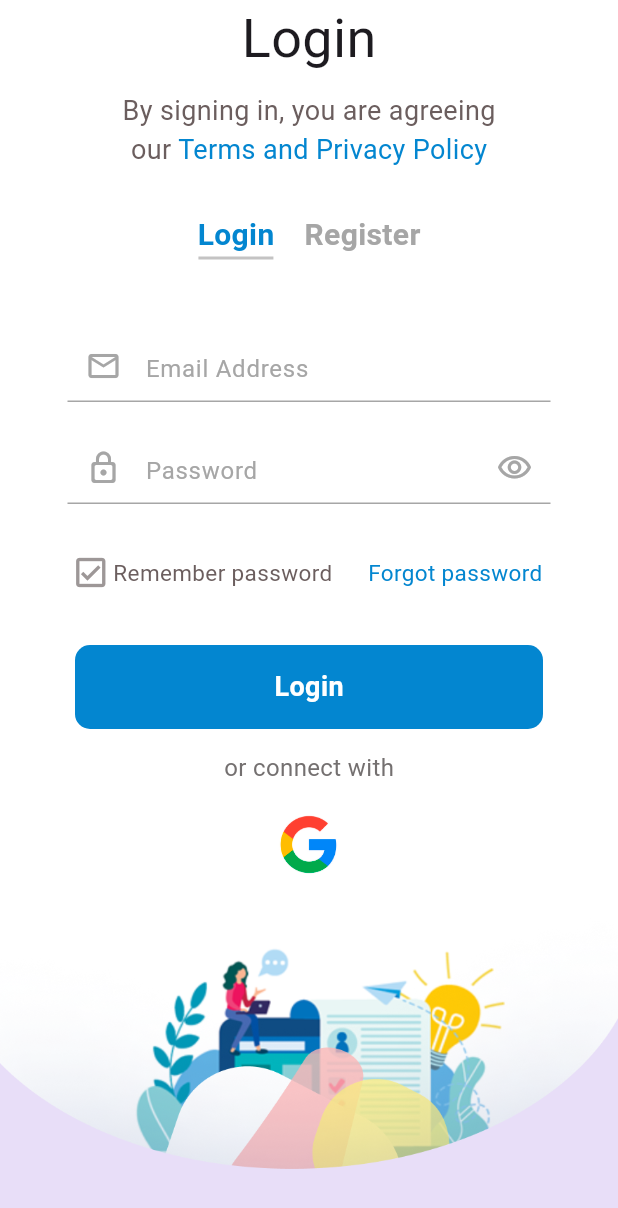
After one commit to LasenSanvidu/bizmart, a Flutter app: the Login screen opened directly, on a phone screen of 412 x 824 dp. The commit adds this screen. Shown: the top 1208 px of the screen. Run offline on Flutter 3.47's test engine with Material 3 defaults, Android fonts, the phone set to English and light mode, and no system bars; our stand-ins replace device_preview, google_fonts; Roboto replaces fonts that are missing (Abel).

Commit message:
login, and welcomesecond page added (nisindu)
Added login(), welcomesecond(),
Create a component file to store components,
Added needed images to "assets" folder,
Add device preview,
on JAN 07

```diff
--- /dev/null
+++ b/lib/component/square_tile.dart
@@ -0,0 +1,27 @@
+import 'package:flutter/material.dart';
+import 'package:myapp/login.dart';
+
+class SquareTile extends StatelessWidget {
+  final String imagePath;
+  const SquareTile({
+    super.key,
+    required this.imagePath,
+  });
+
+  @override
+  Widget build(BuildContext context) {
+    return GestureDetector(
+      onTap: () {
+        Navigator.push(
+          context,
+          MaterialPageRoute(builder: (context) => Login())
+        );
+      },
+      child: Image.asset(
+        imagePath,
+        width: 60,
+        height: 60
+      ),
+    );
+  }
+}
--- /dev/null
+++ b/lib/login.dart
@@ -0,0 +1,304 @@
+import 'package:flutter/material.dart';
+import 'package:myapp/component/square_tile.dart';
+import 'package:google_fonts/google_fonts.dart';
+
+class Login extends StatefulWidget {
+  const Login({Key? key}) : super(key: key);
+
+  @override
+  State<Login> createState() => _LoginState();
+}
+
+class _LoginState extends State<Login> {
+  bool _obscured = true;
+  bool _rememberPassword = true;
+  bool _isLoginSelected = true;
+
+  void _togglePasswordVisibility() {
+    setState(() {
+      _obscured = !_obscured;
+    });
+  }
+
+  void _toggleRememberPassword() {
+    setState(() {
+      _rememberPassword = !_rememberPassword;
+    });
+  }
+
+  @override
+  Widget build(BuildContext context) {
+    return Scaffold(
+      backgroundColor: Colors.white,
+      body: SafeArea(
+        child: Center(
+          child: Column(
+            children: [
+              //SizedBox(height: 9),
+
+              // G R E E T I N G S
+              Text(
+                "Login",
+                style: GoogleFonts.abel(
+                  fontSize: 36,
+                ),
+              ),
+              SizedBox(height: 10),
+              Text(
+                "By signing in, you are agreeing",
+                style: GoogleFonts.abel(
+                  fontSize: 18,
+                  color: Color(0xFF6B5E5E)
+                )
+              ),
+              Row(
+                mainAxisAlignment: MainAxisAlignment.center,
+                children: [
+                  Text(
+                    "our",
+                    style: GoogleFonts.abel(
+                      fontSize: 18,
+                      color: Color(0xFF6B5E5E)
+                    )
+                  ),
+                  Text(
+                    " Terms and Privacy Policy",
+                    style: GoogleFonts.abel(
+                      fontSize: 18,
+                      color: Color(0xFF0386D0)
+                    )
+                  ),
+                ],
+              ),
+              SizedBox(height: 29),
+
+              Row(
+                mainAxisAlignment: MainAxisAlignment.center,
+                children: [
+                  GestureDetector(
+                    onTap: () {
+                      setState(() {
+                        _isLoginSelected = true;
+                      });
+                    },
+                    child: Column(
+                      children: [
+                        Text(
+                          "Login",
+                          style: GoogleFonts.abel(
+                            fontSize: 20,
+                            fontWeight: FontWeight.bold,
+                            color: _isLoginSelected ? Color(0xFF0386D0) : Color(0xFFA6A6A6),
+                          )
+                        ),
+                        SizedBox(height: 0),
+                        Container(
+                          height: 2,
+                          width: 50,
+                          color: _isLoginSelected ? Color.fromARGB(255, 196, 195, 195) : Colors.transparent,
+                        ),
+                      ],
+                    ),
+                  ),
+                  SizedBox(width: 20),
+                  GestureDetector(
+                    onTap: () {
+                      setState(() {
+                        _isLoginSelected = false;
+                      });
+                    },
+                    child: Column(
+                      children: [
+                        Text(
+                          "Register",
+                          style: GoogleFonts.abel(
+                            fontSize: 20,
+                            fontWeight: FontWeight.bold,
+                            color: !_isLoginSelected ? Color(0xFF0386D0) : Color(0xFFA6A6A6),
+                          )
+                        ),
+                        SizedBox(height: 0),
+                        Container(
+                          height: 2,
+                          width: 55,
+                          color: !_isLoginSelected ? Color.fromARGB(255, 196, 195, 195) : Colors.transparent,
+                        ),
+                      ],
+                    ),
+                  ),
+                ],
+              ),
+              SizedBox(height: 47),
+
+
+              // E M A I L  T E X T F I E L D
+              Padding(
+                padding: const EdgeInsets.symmetric(horizontal: 45.0),
+                child: Container(
+                  decoration: BoxDecoration(
+                    color: const Color.fromARGB(255, 255, 255, 255),
+                    borderRadius: BorderRadius.circular(10),
+                  ),
+                  child: TextField(
+                    decoration: InputDecoration(
+                      prefixIcon: Padding(
+                        padding: const EdgeInsets.symmetric(horizontal: 0.0),
+                        child: Icon(Icons.email_outlined, color: Color(0xFFA6A6A6)),
+                      ),
+                      border: UnderlineInputBorder(),
+                      hintText: 'Email Address',
+                      hintStyle: TextStyle(
+                        color: Color(0xFFA6A6A6),
+                      ),
+                      enabledBorder: UnderlineInputBorder(
+                        borderSide: BorderSide(
+                          color: Color(0xFFA6A6A6),
+                        ),
+                      ),
+                      focusedBorder: UnderlineInputBorder(
+                        borderSide: BorderSide(
+                          color: Color(0xFFA6A6A6),
+                        ),
+                      ),
+                      contentPadding: EdgeInsets.only(top: 14.0, bottom: 0.0)
+                    ),
+                    keyboardType: TextInputType.emailAddress,
+                  ),
+                ),
+              ),
+              SizedBox(height: 20),
+
+              // P A S W O R D   F I E L D
+              Padding(
+                padding: const EdgeInsets.symmetric(horizontal: 45.0),
+                child: Container(
+                  decoration: BoxDecoration(
+                    color: const Color.fromARGB(255, 255, 255, 255),
+                    borderRadius: BorderRadius.circular(10),
+                  ),
+                  child: TextField(
+                    obscureText: true,
+                    decoration: InputDecoration(
+                      prefixIcon: Padding(
+                        padding: const EdgeInsets.symmetric(horizontal: 0.0),
+                        child: Icon(Icons.lock_outline_rounded, color: Color(0xFFA6A6A6)),
+                      ),
+                      suffixIcon: IconButton(
+                        icon: Icon(
+                          _obscured ? Icons.visibility_outlined : Icons.visibility_off,
+                          color: Color(0xFFA6A6A6),
+                        ),
+                        onPressed: _togglePasswordVisibility,
+                      ),
+                      border: UnderlineInputBorder(),
+                      hintText: 'Password',
+                      hintStyle: TextStyle(
+                        color: Color(0xFFA6A6A6),
+                      ),
+                      enabledBorder: UnderlineInputBorder(
+                        borderSide: BorderSide(
+                          color: Color(0xFFA6A6A6),
+                        ),
+                      ),
+                      focusedBorder: UnderlineInputBorder(
+                        borderSide: BorderSide(
+                          color: Color(0xFFA6A6A6),
+                        ),
+                      ),
+                      contentPadding: EdgeInsets.only(top: 14.0, bottom: 0.0)
+                    ),
+                    keyboardType: TextInputType.emailAddress,
+                  ),
+                ),
+              ),
+              SizedBox(height: 35),
+
+              Row(
+                mainAxisAlignment: MainAxisAlignment.center,
+                children: [
+                  Row(
+                    children: [
+                      GestureDetector(
+                        onTap: _toggleRememberPassword,
+                        child: Transform.scale(
+                          scale: 1.3,
+                          child: Icon(
+                            _rememberPassword ? Icons.check_box_outlined : Icons.check_box_outline_blank,
+                            color: Color.fromARGB(255, 157, 151, 151),
+                          size: 20.0, // Adjust the size to make the outline thinner
+                          ),
+                        ),
+                      ),
+                      SizedBox(width: 5),
+                      Text(
+                        "Remember password",
+                        style: TextStyle(
+                          fontSize: 15, color: Color(0xFF6B5E5E)
+                        ),
+                      ),
+                    ],
+                  ),
+                  Text(
+                    "      Forgot password",
+                    style: TextStyle(
+                        fontSize: 15, color: Color(0xFF0386D0)
+                    ),
+                  ),
+                ],
+              ),
+              SizedBox(height: 38),
+
+              // L O G I N   B U T T O N
+              Padding(
+                padding: const EdgeInsets.symmetric(horizontal: 50),
+                child: GestureDetector(
+                  onTap: () {
+                    Navigator.push(
+                      context,
+                      MaterialPageRoute(builder: (context) => Login())
+                    );
+                  },
+                  child: Container(
+                    padding: EdgeInsets.all(15),
+                    decoration: BoxDecoration(
+                      color: const Color(0xFF0386D0),
+                      borderRadius: BorderRadius.circular(10),
+                    ),
+                    child: Center(
+                      child: Text('Login', style: TextStyle(color: Colors.white, fontWeight: FontWeight.bold, fontSize: 18)),
+                    ),
+                  ),
+                ),
+              ),
+              SizedBox(height: 14),
+              Text(
+                'or connect with',
+                style: TextStyle(
+                  color: Color(0xFF747070),
+                  fontSize: 16,
+                ),
+              ),
+              SizedBox(height: 10),
+
+              // S O C I A L   M E D I A   B U T T O N S
+              Row(
+                mainAxisAlignment: MainAxisAlignment.center,
+                children: [
+                  // google button
+                  SquareTile(imagePath: 'assets/google1.jpg'),
+                ],
+              ),
+              Expanded(
+                child: Image.asset(
+                    'assets/login_Image.png',
+                    width: MediaQuery.of(context).size.width,
+                    fit: BoxFit.cover,
+                ),
+              ),
+            ],
+          ),
+        ),
+      ),
+    );
+  }
+}
--- a/pubspec.yaml
+++ b/pubspec.yaml
@@ -12,6 +12,8 @@ dependencies:
     sdk: flutter
 
   cupertino_icons: ^1.0.8
+  device_preview: ^1.2.0
+  google_fonts:
 
 dev_dependencies:
   flutter_test:
```
Also changed, not shown: lib/component/button.dart (added, +37 -0 lines), lib/main.dart (+12 -1 lines), lib/welcomesecond.dart (added, +84 -0 lines), assets/google1.jpg (added), assets/login_Image.png (added), assets/welcome.png (added), pubspec.lock, 1 other file.
